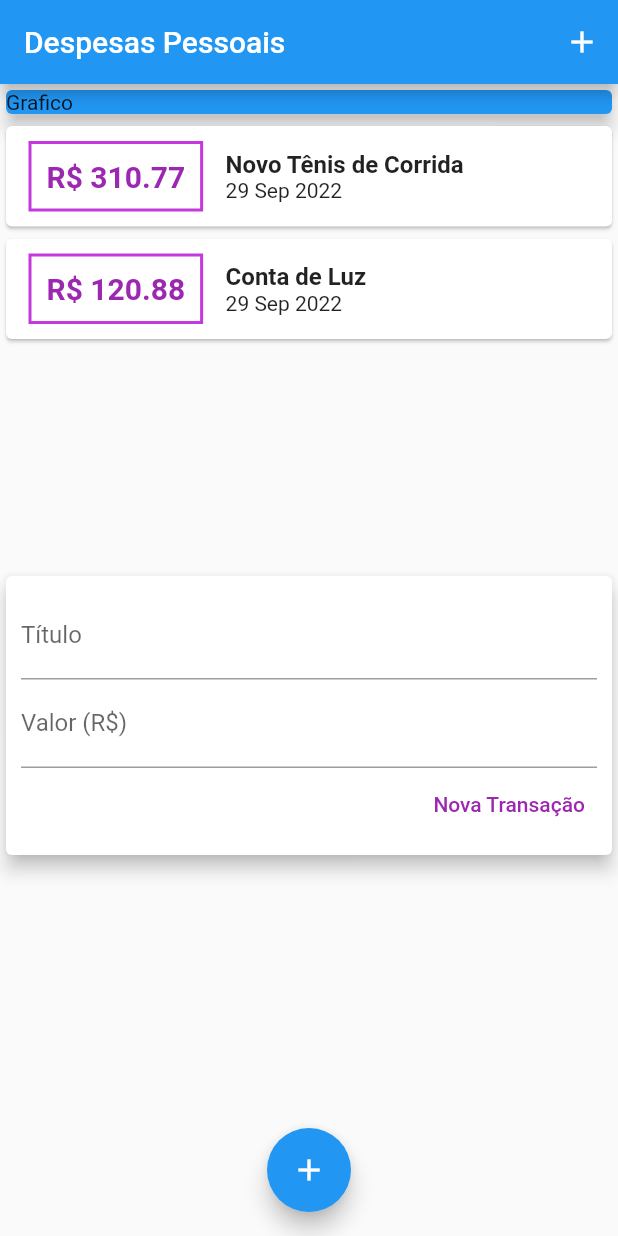
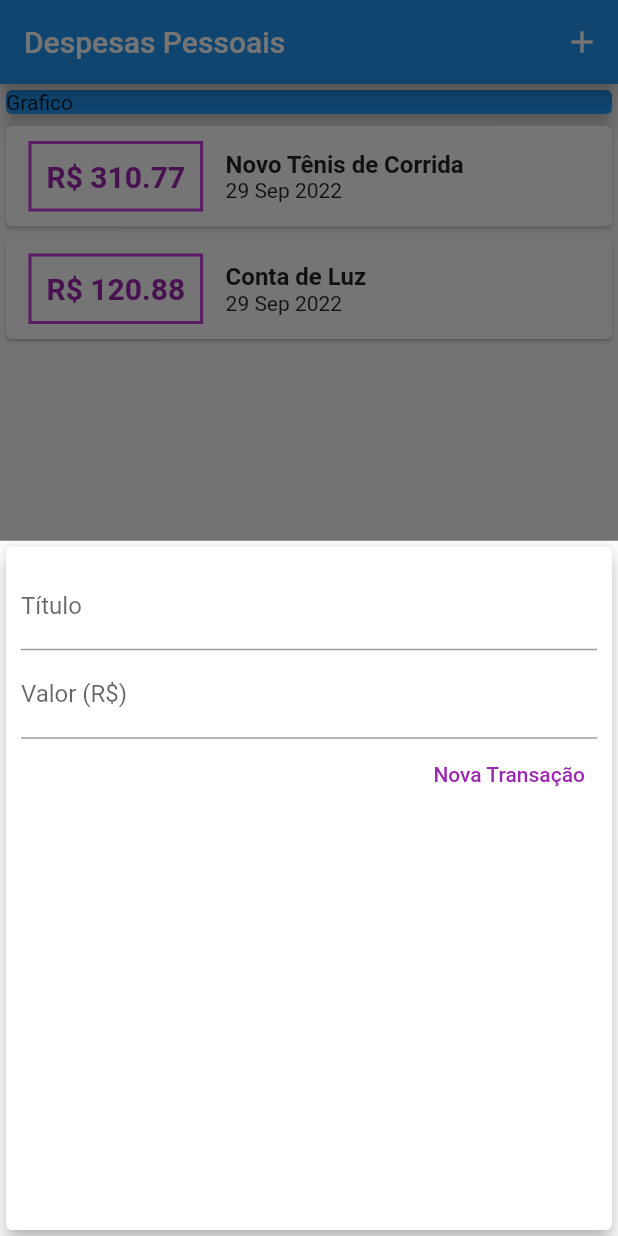
Before and after one commit to DaniloSacramento/Despesas-Pessoais-App, a Flutter app: the screen it shows after launch, after a tap on the "add" icon, on a phone screen of 412 x 824 dp. Run offline on Flutter 3.47's test engine with Material 2 defaults, Android fonts, the phone set to English and light mode, and no system bars.

```diff
--- a/expenses/lib/components/transaction_user.dart
+++ /dev/null
@@ -1,53 +0,0 @@
-import 'package:flutter/src/widgets/container.dart';
-import 'package:flutter/src/widgets/framework.dart';
-import "package:flutter/material.dart";
-import "../components/transaction_form.dart";
-import '../components/transaction_list.dart';
-import "../models/transaction.dart";
-class TransactionUser extends StatefulWidget {
-
-
-  @override
-  _TransactionUser createState() => _TransactionUser();
-}
-
-class _TransactionUser extends State<TransactionUser> {
-
-  final _transactions = [
-    Transaction(
-      id: "t1",
-      title: "Novo Tênis de Corrida",
-      value: 310.77,
-      date: DateTime.now(),
-    ),
-    Transaction(
-      id: "t2",
-      title: "Conta de Luz",
-      value: 120.88,
-      date: DateTime.now(),
-    )
-  ];
-  _addTransaction(String title, double value){
-    final newTransaction =  Transaction(
-      id: "Random().nextDouble().toString()",
-      title: title,
-      value: value,
-      date: DateTime.now(),
-    );
-    setState(()
-    {
-      _transactions.add(newTransaction);
-
-    });
-  }
-
-  @override
-  Widget build(BuildContext context) {
-    return Column(
-      children: [
-        TransactionList(_transactions),
-        TransactionForm(_addTransaction),
-      ],
-    );
-  }
-}
--- a/expenses/lib/main.dart
+++ b/expenses/lib/main.dart
@@ -1,7 +1,11 @@
-import 'package:expenses/components/transaction_user.dart';
+
 import 'package:flutter/src/widgets/container.dart';
 import 'package:flutter/src/widgets/framework.dart';
 import 'package:flutter/material.dart';
+import "../components/transaction_form.dart";
+import '../components/transaction_list.dart';
+import "../models/transaction.dart";
+import "dart:math";
 
 
 
@@ -17,7 +21,53 @@ class ExpensesApp extends StatelessWidget {
   }
 }
 
-class MyHomePage extends StatelessWidget {
+class MyHomePage extends StatefulWidget {
+
+  @override
+  State<MyHomePage> createState() => _MyHomePageState();
+}
+
+class _MyHomePageState extends State<MyHomePage> {
+
+
+  final _transactions = [
+    Transaction(
+      id: "t1",
+      title: "Novo Tênis de Corrida",
+      value: 310.77,
+      date: DateTime.now(),
+    ),
+    Transaction(
+      id: "t2",
+      title: "Conta de Luz",
+      value: 120.88,
+      date: DateTime.now(),
+    )
+  ];
+
+  _addTransaction(String title, double value){
+    final newTransaction =  Transaction(
+      id: "Random().nextDouble().toString()",
+      title: title,
+      value: value,
+      date: DateTime.now(),
+    );
+    setState(()
+    {
+      _transactions.add(newTransaction);
+
+    });
+  }
+
+  _openTransactionFormModal(BuildContext context){
+    showModalBottomSheet(
+      context: context,
+       builder: (ctx){
+        return TransactionForm(_addTransaction);
+       }
+
+       );
+  }
 
   @override
   Widget build(BuildContext context) {
@@ -26,7 +76,7 @@ class MyHomePage extends StatelessWidget {
         title: Text("Despesas Pessoais"),
         actions: [
           IconButton(icon: Icon(Icons.add),
-          onPressed: () {},
+          onPressed: () => _openTransactionFormModal(context) ,
           )
         ],
       ),
@@ -41,13 +91,14 @@ class MyHomePage extends StatelessWidget {
                 elevation: 5,
               ),
             ),
-            TransactionUser(),
+            TransactionList(_transactions),
+
           ],
         ),
       ),
       floatingActionButton: FloatingActionButton(
         child: Icon(Icons.add),
-        onPressed: () {},
+        onPressed: ()  => _openTransactionFormModal(context),
       ),
       floatingActionButtonLocation: FloatingActionButtonLocation.centerFloat,
     );
```
